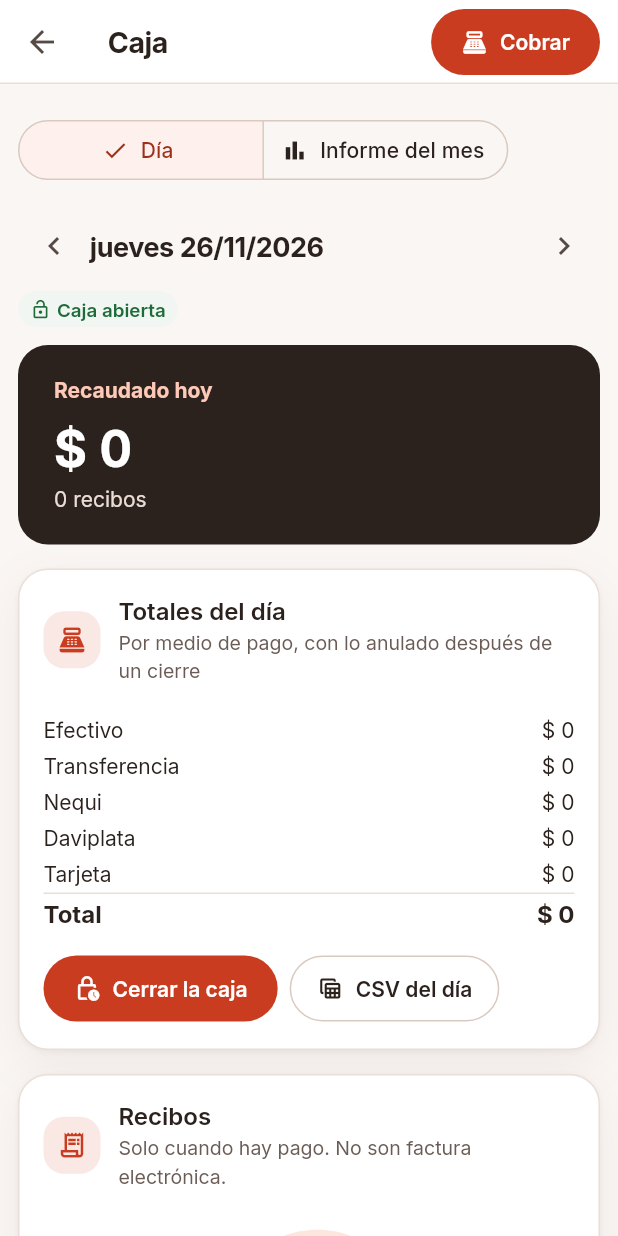
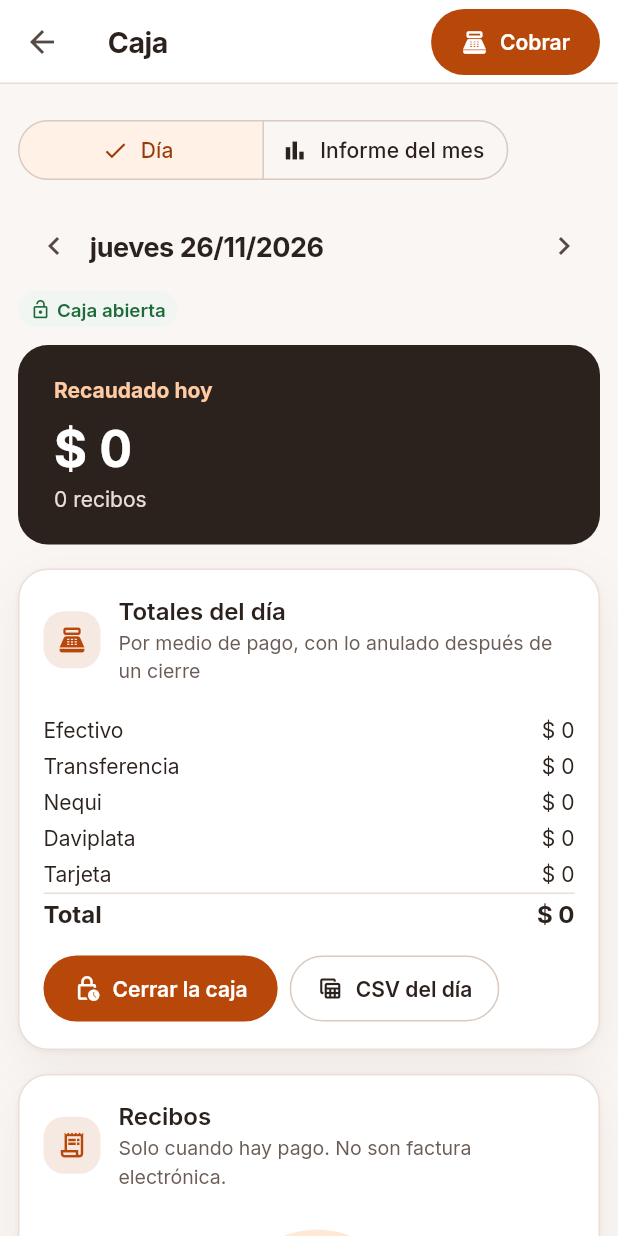
Before and after one commit to sp110000/historiasclinicas_net, a Flutter app: the CajaPage screen opened directly, on a phone screen of 412 x 824 dp. Run offline on Flutter 3.47's test engine with Material 3 defaults, Android fonts, the phone set to English and light mode, and no system bars; our stand-ins replace flutter_riverpod, flutter_secure_storage, go_router, pdf, printing, shared_preferences and 1 more; missing offline and left inert: cryptography, dart:js_interop, json_schema; accounts and stored records are empty; project files that could hold a hidden picture were left out.

Commit message:
Paleta Mandarina y logo nuevo en toda la app
El naranja de marca pasa a Mandarina (#FF6A13; botones, enlaces y foco
#B8470A, 5,3:1; tinte #FFF1E6 con texto #9A3B07). El foco y el ícono del
buscador usan el naranja de los botones. Las manchas de las ilustraciones
y la tarjeta de lo recaudado pasan al mismo tono.

El logo nuevo, sin alterar el dibujo: original en docs/marca/logo.png;
dentro de la app con el fondo transparente; pestaña, app instalada,
maskable, iPhone y favicon.ico con su fondo blanco y nombres nuevos
(icons/logo-hc-*) para que los móviles no muestren el anterior.

Co-Authored-By: Claude Opus 5.5 <noreply@anthropic.com>
Claude-Session: https://claude.ai/code/session_01FQf1d7XttzKQGuBVQ6ZGx9

```diff
--- a/lib/app/tema.dart
+++ b/lib/app/tema.dart
@@ -1,18 +1,19 @@
 import 'package:flutter/material.dart';
 
-/// Dirección visual «Naranja cálido» (noviembre de 2026): naranja de marca,
+/// Dirección visual «Naranja cálido» (noviembre de 2026), con el naranja
+/// «Mandarina» desde el 26/11/2026: naranja de marca,
 /// neutros cálidos y color solo con significado: verde = todo bien,
 /// ámbar = atención, carmesí = peligro. Ver docs/REDISENO.md.
 ///
 /// Los contrastes indicados son sobre blanco (WCAG AA pide 4,5:1 en texto).
 abstract final class ColoresMarca {
-  /// Naranja de marca (#F54927): logo, acentos y barras de avance. No se usa
-  /// para texto pequeño (3,6:1).
-  static const marca = Color(0xFFF54927);
+  /// Naranja de marca «Mandarina» (#FF6A13), el del logo: acentos y barras
+  /// de avance. No se usa para texto ni para bordes de foco (2,9:1).
+  static const marca = Color(0xFFFF6A13);
 
   /// Naranja de botones, enlaces y foco: el de marca un poco más hondo para
   /// que el texto blanco y el texto naranja se lean bien.
-  static const primario = Color(0xFFC93C1F); // 5,1:1 · 4,6:1 sobre tinte
+  static const primario = Color(0xFFB8470A); // 5,3:1 · 4,8:1 sobre tinte
   static const secundario = primario; // ℞ y números de la receta
   static const estadoOk = Color(0xFF1E6B3A); // «Completa», integridad · 6,5:1
   static const estadoOkFondo = Color(0xFFE7F3EA);
@@ -31,8 +32,8 @@ abstract final class ColoresMarca {
   static const tinta = Color(0xFF2B211D); // texto principal · 15,7:1
   static const tintaSuave = Color(0xFF574A44); // etiquetas · 8,5:1
   static const pista = Color(0xFF7A6B64); // textos de ayuda · 5,1:1
-  static const tinte = Color(0xFFFEF1ED); // selección y fondos tonales
-  static const tinteTexto = Color(0xFF9F2F19); // texto sobre tinte · 6,6:1
+  static const tinte = Color(0xFFFFF1E6); // selección y fondos tonales
+  static const tinteTexto = Color(0xFF9A3B07); // texto sobre tinte · 6,3:1
   static const neutroFondo = Color(0xFFF4EEEA); // chips y avatares neutros
   static const avisoFondo = Color(0xFFFFF6DD);
   static const avisoBorde = Color(0xFFF3DC97);
@@ -175,11 +176,11 @@ ThemeData temaClaro() {
         borderRadius: RadiosMarca.control,
         borderSide: BorderSide(color: ColoresMarca.bordeCampo),
       ),
-      // El foco en el naranja de marca (3,6:1, basta para un borde) para
-      // que no se confunda con el carmesí de los errores.
+      // El foco en el naranja de los botones (5,3:1; el de marca no llega a
+      // 3:1), que no se confunde con el carmesí de los errores.
       focusedBorder: OutlineInputBorder(
         borderRadius: RadiosMarca.control,
-        borderSide: BorderSide(color: ColoresMarca.marca, width: 2),
+        borderSide: BorderSide(color: ColoresMarca.primario, width: 2),
       ),
       errorBorder: OutlineInputBorder(
         borderRadius: RadiosMarca.control,
--- a/lib/core/widgets/ilustraciones.dart
+++ b/lib/core/widgets/ilustraciones.dart
@@ -107,9 +107,9 @@ class EstadoVacio extends StatelessWidget {
 }
 
 // Colores de las ilustraciones.
-const _mancha = Color(0xFFFCE6DE);
+const _mancha = Color(0xFFFFE8D6);
 const _manchaVerde = Color(0xFFE3F1E7);
-const _medio = Color(0xFFFBB9AB);
+const _medio = Color(0xFFFFC299);
 const _linea = Color(0xFFF3ECE7);
 const _oro = Color(0xFFF4C76B);
 const _oroOscuro = Color(0xFFC9962F);
--- a/lib/core/widgets/marca.dart
+++ b/lib/core/widgets/marca.dart
@@ -2,8 +2,9 @@ import 'package:flutter/material.dart';
 
 import '../../app/tema.dart';
 
-/// El logo de historiasclinicas.net (la cruz con el pulso y la hoja), en
-/// naranja. Va junto al nombre, así que no lo lee el lector de pantalla.
+/// El logo de historiasclinicas.net (el documento con la cruz, el pulso y la
+/// órbita), tal cual, con el fondo transparente. Va junto al nombre, así que
+/// no lo lee el lector de pantalla.
 class LogoMarca extends StatelessWidget {
   const LogoMarca({super.key, this.lado = 32});
 
--- a/lib/features/consultorio/buscador/buscador.dart
+++ b/lib/features/consultorio/buscador/buscador.dart
@@ -230,7 +230,7 @@ class _BuscadorState extends ConsumerState<_Buscador> {
                     hintText: 'Paciente, documento o pantalla',
                     prefixIcon: Icon(
                       Icons.search_rounded,
-                      color: ColoresMarca.marca,
+                      color: ColoresMarca.primario,
                     ),
                   ),
                 ),
--- a/lib/features/consultorio/caja/caja_page.dart
+++ b/lib/features/consultorio/caja/caja_page.dart
@@ -848,7 +848,7 @@ class _Recaudado extends StatelessWidget {
                   titulo,
                   style: const TextStyle(
                     fontWeight: FontWeight.w700,
-                    color: Color(0xFFFFC9B8),
+                    color: Color(0xFFFFCBA4),
                   ),
                 ),
                 const SizedBox(height: 4),
```
Also changed, not shown: assets/marca/logo.png, docs/marca/logo.png, 25 other files.
